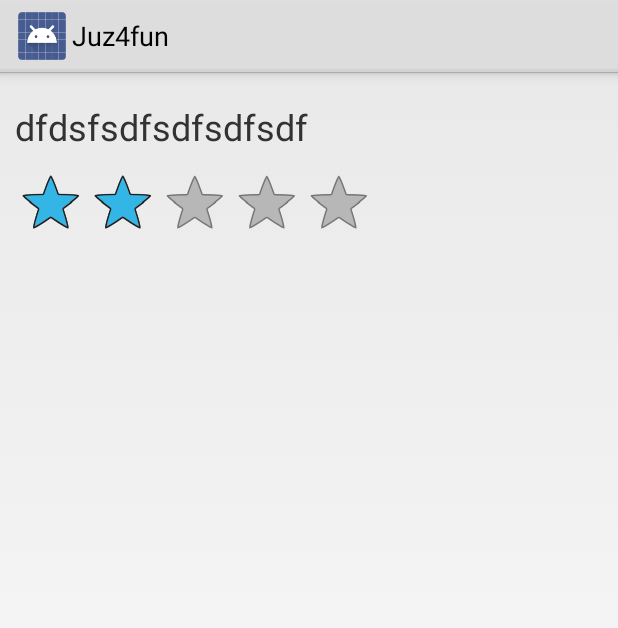
After one commit to tak1hk2002/juz4fun_test, an Android app: the layout view_companywritecomment_rank_dialog_list.xml on its own in the app's theme, with its tools: preview values and no code run, on a phone screen of 412 x 824 dp. The commit adds this screen. Shown: the top 628 px of the screen. Run offline under Robolectric (Android 15) with nearby library versions, the phone set to English and light mode, and no system bars.

Commit message:
alan_02/12/2015_00:16

```diff
--- a/app/src/main/res/layout/view_companywritecomment_rank_dialog.xml
+++ b/app/src/main/res/layout/view_companywritecomment_rank_dialog.xml
@@ -6,14 +6,14 @@
     android:padding="2dip">
 
 
-    <TextView android:text="dfdsfdsfsdfsdfsdfsdfsdf" android:id="@+id/header"
+    <TextView android:text="dfdsfdsf" android:id="@+id/header"
         android:textSize="24dp" android:layout_marginTop="10dp"
         android:layout_width="wrap_content" android:layout_height="wrap_content"
         android:layout_gravity="center"/>
 
     <ListView
         android:id="@+id/listView"
-        android:layout_width="match_parent"
+        android:layout_width="300dp"
         android:cacheColorHint="#00000000"
         android:layout_height="382dp">
     </ListView>
--- /dev/null
+++ b/app/src/main/res/layout/view_companywritecomment_rank_dialog_list.xml
@@ -0,0 +1,31 @@
+<?xml version="1.0" encoding="utf-8"?>
+<LinearLayout xmlns:android="http://schemas.android.com/apk/res/android"
+    android:layout_width="match_parent"
+    android:layout_height="wrap_content"
+    android:orientation="vertical"
+    android:minHeight="40dp"
+    android:padding="10dp">
+
+
+    <TextView
+        android:text="dfdsfsdfsdfsdfsdf"
+        android:id="@+id/title_ranking"
+        android:textSize="24dp"
+        android:layout_marginTop="10dp"
+        android:layout_width="wrap_content"
+        android:layout_height="wrap_content"/>
+
+    <RatingBar
+        android:layout_marginTop="10dp"
+        android:layout_marginBottom="10dp"
+        android:layout_width="wrap_content"
+        android:layout_height="wrap_content"
+        android:clickable="true"
+        android:id="@+id/dialog_ratingbar"
+        android:layout_gravity="center_vertical"
+        android:numStars="5"
+        android:stepSize="1.0"
+        android:rating="2"
+        android:isIndicator="false"/>
+
+</LinearLayout>
```
Also changed, not shown: app/src/main/java/com/company/damonday/CompanyInfo/Fragment/ViewWriteComment/Fragment_ViewWriteComment.java (+136 -59 lines), app/src/main/java/com/company/damonday/CompanyInfo/Fragment/ViewWriteComment/RowModel.java (added, +20 -0 lines), app/src/main/java/com/company/damonday/CompanyInfo/Fragment/ViewWriteComment/ViewWrapper.java (added, +33 -0 lines), app/src/main/res/layout/view_companywritecommnet_rank_dialog_list.xml (deleted, +0 -21 lines), 188 other files.
